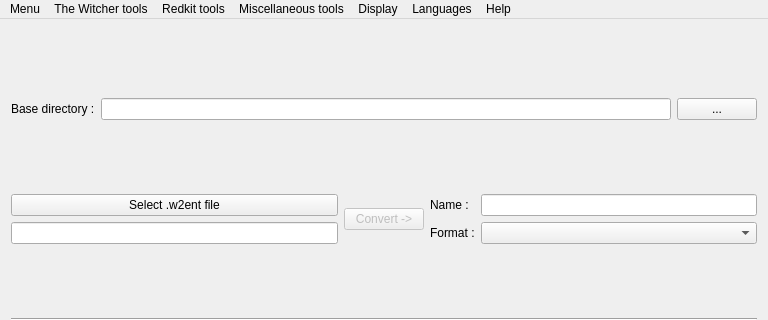
This is W2ENT_QT/GUI_MainWindow.ui in JLouis-B/RedTools as Qt 5 draws it before an edit; both pictures show x 0 to 768 and y 0 to 320 of the 768 by 647 pixel window. The edited form follows.
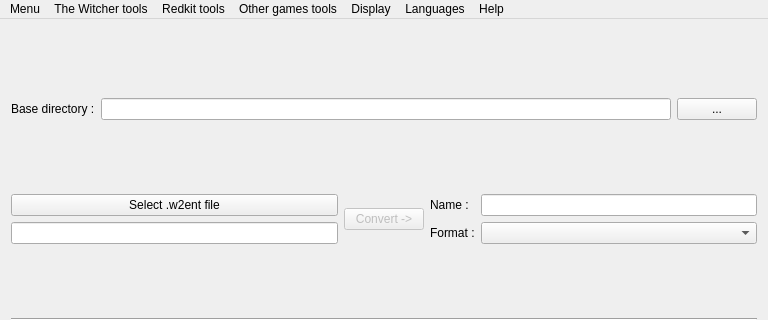
This is the edited form.

```diff
--- a/W2ENT_QT/GUI_MainWindow.ui
+++ b/W2ENT_QT/GUI_MainWindow.ui
@@ -246,7 +246,7 @@
    </widget>
    <widget class="QMenu" name="menumiscellaneous_tools">
     <property name="title">
-     <string>Miscellaneous tools</string>
+     <string>Other games tools</string>
     </property>
     <addaction name="action_other_The_Council_unpacker"/>
     <addaction name="action_other_Load_The_Council_template"/>
```
Left out of the diff: 35 changed lines with no effect on the pictures.
